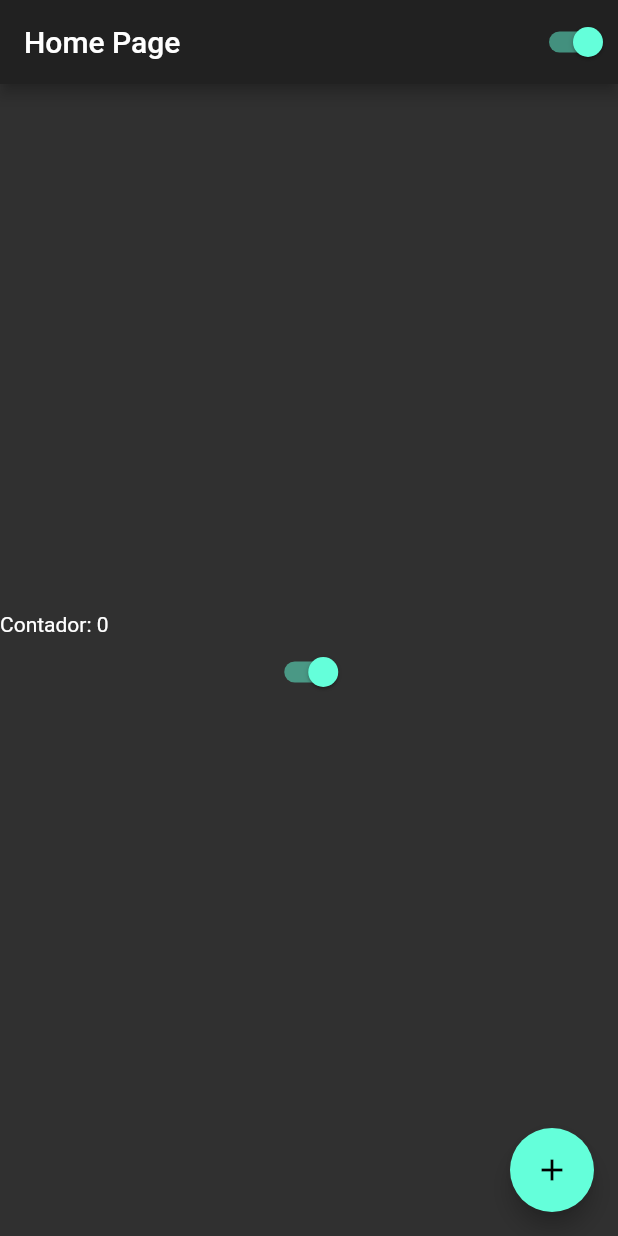
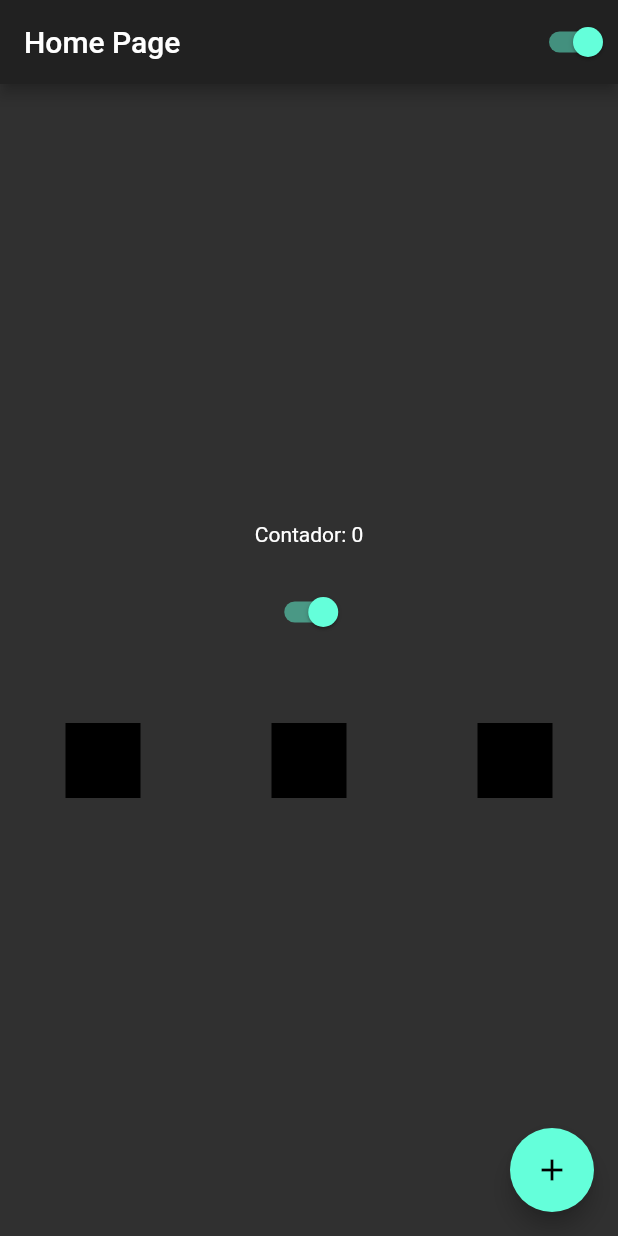
Before and after one commit to lucashpacheco/Curso-Flutter-Basico, a Flutter app: the screen it shows after launch, on a phone screen of 412 x 824 dp. Run offline on Flutter 3.47's test engine with Material 2 defaults, Android fonts, the phone set to English and light mode, and no system bars.

Commit message:
Column , Row , Padding

```diff
--- a/ola_mundo/lib/home_page.dart
+++ b/ola_mundo/lib/home_page.dart
@@ -25,10 +25,34 @@ class HomePageState extends State<HomePage> {
         height: double.infinity,
         child: Column(
           mainAxisAlignment: MainAxisAlignment.center,
-          crossAxisAlignment: CrossAxisAlignment.stretch,
           children: [
             Text('Contador: $counter'),
+            Padding(padding: EdgeInsets.all(10.0)),
             CustomSwitch(),
+            Container(
+              height: 50,
+            ),
+            Row(
+              mainAxisAlignment: MainAxisAlignment.spaceAround,
+              crossAxisAlignment: CrossAxisAlignment.center,
+              children: [
+                Container(
+                  width: 50,
+                  height: 50,
+                  color: Colors.black,
+                ),
+                Container(
+                  width: 50,
+                  height: 50,
+                  color: Colors.black,
+                ),
+                Container(
+                  width: 50,
+                  height: 50,
+                  color: Colors.black,
+                ),
+              ],
+            )
           ],
         ),
       ),
```
